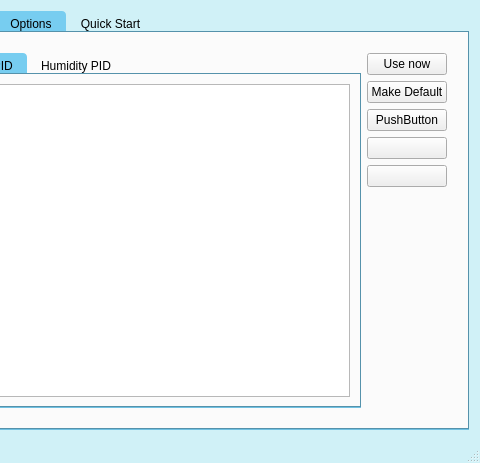
Above: mainwindow.ui from simachewh/chamberControlPcGUIPT before the change; both pictures show x 240 to 720 and y 0 to 463 of the 720 by 463 pixel window. Below: the same form after it.
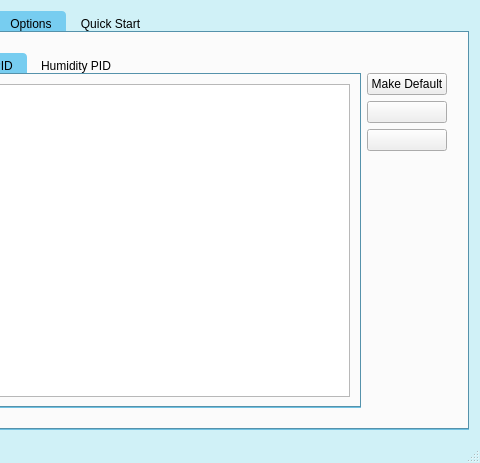
That is the form after the change. The open tabs and pages were chosen to show the change. Icons and pictures are not drawn.

The edit to the form file:
```diff
--- a/mainwindow.ui
+++ b/mainwindow.ui
@@ -1120,11 +1120,20 @@
                     <enum>QLayout::SetMinimumSize</enum>
                    </property>
                    <item>
-                    <widget class="QPushButton" name="useButton">
-                     <property name="text">
-                      <string>Use now</string>
+                    <spacer name="verticalSpacer_6">
+                     <property name="orientation">
+                      <enum>Qt::Vertical</enum>
                      </property>
-                    </widget>
+                     <property name="sizeType">
+                      <enum>QSizePolicy::Fixed</enum>
+                     </property>
+                     <property name="sizeHint" stdset="0">
+                      <size>
+                       <width>20</width>
+                       <height>20</height>
+                      </size>
+                     </property>
+                    </spacer>
                    </item>
                    <item>
                     <widget class="QPushButton" name="makeDefaultButton">
@@ -1133,13 +1142,6 @@
                      </property>
                     </widget>
                    </item>
-                   <item>
-                    <widget class="QPushButton" name="pushButton">
-                     <property name="text">
-                      <string>PushButton</string>
-                     </property>
-                    </widget>
-                   </item>
                    <item>
                     <widget class="QPushButton" name="plusHPButton">
                      <property name="text">
```
Left out of the diff: 38 changed lines with no effect on the pictures.
